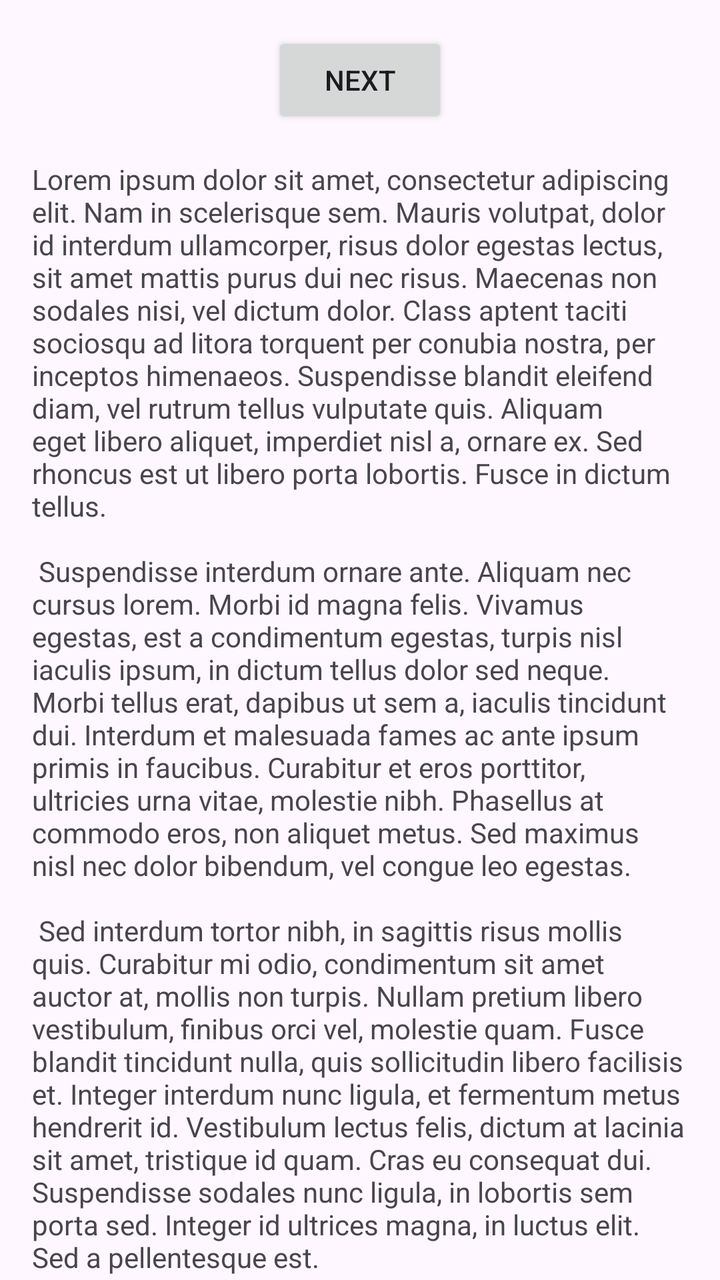
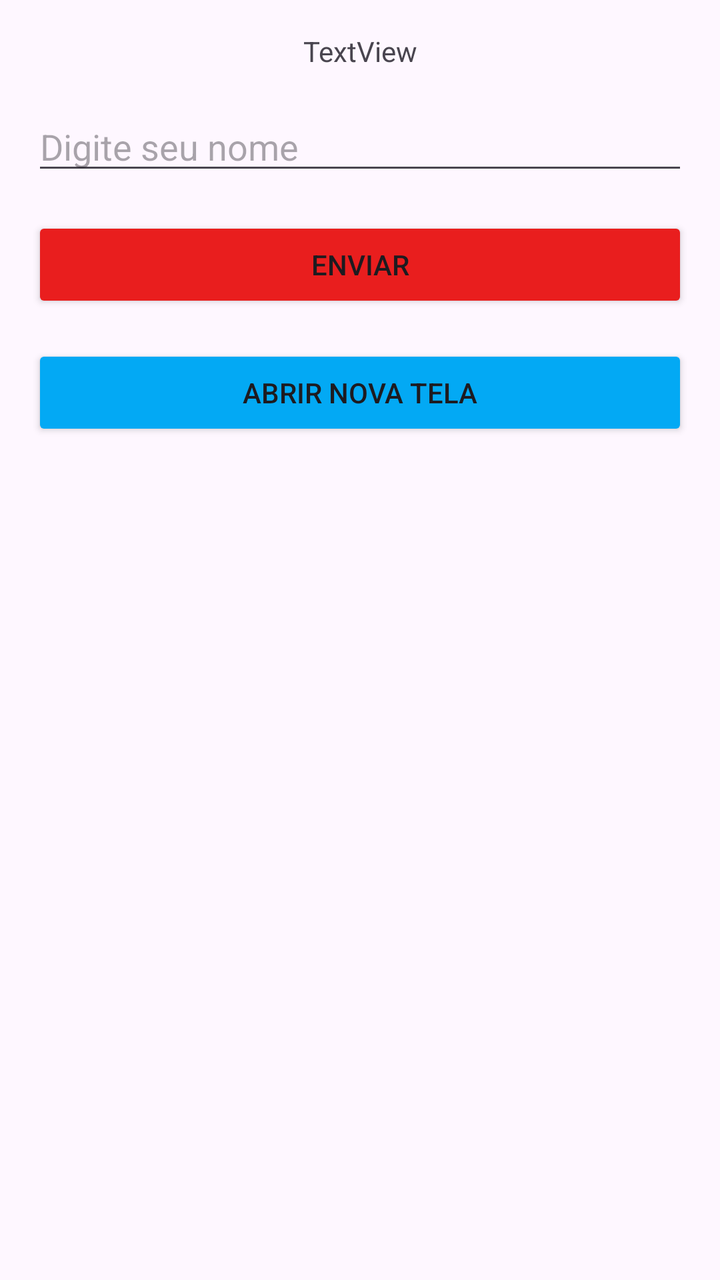

Screens rendered from an Android XML layout before and after an edit, with the pre-edit source and the edit as a unified diff.
<!-- AndroidManifest.xml: application theme Theme.Introid_Setembro_2026 -->
<!-- res/layout/fragment_first.xml -->
<?xml version="1.0" encoding="utf-8"?>
<androidx.core.widget.NestedScrollView
    xmlns:android="http://schemas.android.com/apk/res/android"
    xmlns:app="http://schemas.android.com/apk/res-auto"
    xmlns:tools="http://schemas.android.com/tools"
    android:layout_width="match_parent"
    android:layout_height="match_parent"
    tools:context=".FirstFragment">
    <androidx.constraintlayout.widget.ConstraintLayout
        android:layout_width="match_parent"
        android:layout_height="match_parent"
        android:padding="16dp">
    <Button
        android:id="@+id/button_first"
        android:layout_width="wrap_content"
        android:layout_height="wrap_content"
        android:text="@string/next"
        app:layout_constraintBottom_toTopOf="@id/textview_first"
        app:layout_constraintEnd_toEndOf="parent"
        app:layout_constraintStart_toStartOf="parent"
        app:layout_constraintTop_toTopOf="parent" />

    <TextView
        android:id="@+id/textview_first"
        android:layout_width="wrap_content"
        android:layout_height="wrap_content"
        android:layout_marginTop="16dp"
        android:text="@string/lorem_ipsum"
        app:layout_constraintBottom_toBottomOf="parent"
        app:layout_constraintEnd_toEndOf="parent"
        app:layout_constraintStart_toStartOf="parent"
        app:layout_constraintTop_toBottomOf="@id/button_first" />
    </androidx.constraintlayout.widget.ConstraintLayout>
</androidx.core.widget.NestedScrollView>
<!-- resources referenced by this layout -->
<resources>
  <string name="lorem_ipsum">
          Lorem ipsum dolor sit amet, consectetur adipiscing elit. Nam in scelerisque sem. Mauris
          volutpat, dolor id interdum ullamcorper, risus dolor egestas lectus, sit amet mattis purus
          dui nec risus. Maecenas non sodales nisi, vel dictum dolor. Class aptent taciti sociosqu ad
          litora torquent per conubia nostra, per inceptos himenaeos. Suspendisse blandit eleifend
          diam, vel rutrum tellus vulputate quis. Aliquam eget libero aliquet, imperdiet nisl a,
          ornare ex. Sed rhoncus est ut libero porta lobortis. Fusce in dictum tellus.\n\n
          Suspendisse interdum ornare ante. Aliquam nec cursus lorem. Morbi id magna felis. Vivamus
          egestas, est a condimentum egestas, turpis nisl iaculis ipsum, in dictum tellus dolor sed
          neque. Morbi tellus erat, dapibus ut sem a, iaculis tincidunt dui. Interdum et malesuada
          fames ac ante ipsum primis in faucibus. Curabitur et eros porttitor, ultricies urna vitae,
          molestie nibh. Phasellus at commodo eros, non aliquet metus. Sed maximus nisl nec dolor
          bibendum, vel congue leo egestas.\n\n
          Sed interdum tortor nibh, in sagittis risus mollis quis. Curabitur mi odio, condimentum sit
          amet auctor at, mollis non turpis. Nullam pretium libero vestibulum, finibus orci vel,
          molestie quam. Fusce blandit tincidunt nulla, quis sollicitudin libero facilisis et. Integer
          interdum nunc ligula, et fermentum metus hendrerit id. Vestibulum lectus felis, dictum at
          lacinia sit amet, tristique id quam. Cras eu consequat dui. Suspendisse sodales nunc ligula,
          in lobortis sem porta sed. Integer id ultrices magna, in luctus elit. Sed a pellentesque
          est.\n\n
          Aenean nunc velit, lacinia sed dolor sed, ultrices viverra nulla. Etiam a venenatis nibh.
          Morbi laoreet, tortor sed facilisis varius, nibh orci rhoncus nulla, id elementum leo dui
          non lorem. Nam mollis ipsum quis auctor varius. Quisque elementum eu libero sed commodo. In
          eros nisl, imperdiet vel imperdiet et, scelerisque a mauris. Pellentesque varius ex nunc,
          quis imperdiet eros placerat ac. Duis finibus orci et est auctor tincidunt. Sed non viverra
          ipsum. Nunc quis augue egestas, cursus lorem at, molestie sem. Morbi a consectetur ipsum, a
          placerat diam. Etiam vulputate dignissim convallis. Integer faucibus mauris sit amet finibus
          convallis.\n\n
          Phasellus in aliquet mi. Pellentesque habitant morbi tristique senectus et netus et
          malesuada fames ac turpis egestas. In volutpat arcu ut felis sagittis, in finibus massa
          gravida. Pellentesque id tellus orci. Integer dictum, lorem sed efficitur ullamcorper,
          libero justo consectetur ipsum, in mollis nisl ex sed nisl. Donec maximus ullamcorper
          sodales. Praesent bibendum rhoncus tellus nec feugiat. In a ornare nulla. Donec rhoncus
          libero vel nunc consequat, quis tincidunt nisl eleifend. Cras bibendum enim a justo luctus
          vestibulum. Fusce dictum libero quis erat maximus, vitae volutpat diam dignissim.
      </string>
  <string name="next">Next</string>
  <style name="Theme.Introid_Setembro_2026" parent="Base.Theme.Introid_Setembro_2026" />
  <style name="Base.Theme.Introid_Setembro_2026" parent="Theme.Material3.DayNight.NoActionBar">
          
          
      </style>
</resources>

<!-- the commit's change to res/layout/fragment_first.xml (unified diff, before → after) -->
@@ -1,34 +1,53 @@
 <?xml version="1.0" encoding="utf-8"?>
-<androidx.core.widget.NestedScrollView
+<androidx.constraintlayout.widget.ConstraintLayout
     xmlns:android="http://schemas.android.com/apk/res/android"
     xmlns:app="http://schemas.android.com/apk/res-auto"
     xmlns:tools="http://schemas.android.com/tools"
     android:layout_width="match_parent"
     android:layout_height="match_parent"
+    android:padding="16dp"
     tools:context=".FirstFragment">
-    <androidx.constraintlayout.widget.ConstraintLayout
-        android:layout_width="match_parent"
-        android:layout_height="match_parent"
-        android:padding="16dp">
-    <Button
-        android:id="@+id/button_first"
+
+    <TextView
+        android:id="@+id/tvResultado"
         android:layout_width="wrap_content"
         android:layout_height="wrap_content"
-        android:text="@string/next"
-        app:layout_constraintBottom_toTopOf="@id/textview_first"
+        android:text="TextView"
         app:layout_constraintEnd_toEndOf="parent"
         app:layout_constraintStart_toStartOf="parent"
         app:layout_constraintTop_toTopOf="parent" />
 
-    <TextView
-        android:id="@+id/textview_first"
-        android:layout_width="wrap_content"
+    <EditText
+        android:id="@+id/etNome"
+        android:layout_width="0dp"
         android:layout_height="wrap_content"
         android:layout_marginTop="16dp"
-        android:text="@string/lorem_ipsum"
-        app:layout_constraintBottom_toBottomOf="parent"
+        android:ems="10"
+        android:hint="Digite seu nome"
+        android:inputType="text"
         app:layout_constraintEnd_toEndOf="parent"
         app:layout_constraintStart_toStartOf="parent"
-        app:layout_constraintTop_toBottomOf="@id/button_first" />
-    </androidx.constraintlayout.widget.ConstraintLayout>
-</androidx.core.widget.NestedScrollView>
+        app:layout_constraintTop_toBottomOf="@+id/tvResultado" />
+
+    <Button
+        android:id="@+id/btEnviar"
+        android:layout_width="0dp"
+        android:layout_height="wrap_content"
+        android:layout_marginTop="16dp"
+        android:backgroundTint="#E91E1E"
+        android:text="Enviar"
+        app:layout_constraintEnd_toEndOf="parent"
+        app:layout_constraintStart_toStartOf="parent"
+        app:layout_constraintTop_toBottomOf="@+id/etNome" />
+
+    <Button
+        android:id="@+id/btAbrirNovaTela"
+        android:layout_width="0dp"
+        android:layout_height="wrap_content"
+        android:layout_marginTop="16dp"
+        android:backgroundTint="#03A9F4"
+        android:text="Abrir nova tela"
+        app:layout_constraintEnd_toEndOf="parent"
+        app:layout_constraintStart_toStartOf="parent"
+        app:layout_constraintTop_toBottomOf="@+id/btEnviar" />
+</androidx.constraintlayout.widget.ConstraintLayout>
<!-- resource entries referenced after the edit -->
@@ -1,42 +1,5 @@
 <!-- resources referenced by this layout -->
 <resources>
-  <string name="lorem_ipsum">
-          Lorem ipsum dolor sit amet, consectetur adipiscing elit. Nam in scelerisque sem. Mauris
-          volutpat, dolor id interdum ullamcorper, risus dolor egestas lectus, sit amet mattis purus
-          dui nec risus. Maecenas non sodales nisi, vel dictum dolor. Class aptent taciti sociosqu ad
-          litora torquent per conubia nostra, per inceptos himenaeos. Suspendisse blandit eleifend
-          diam, vel rutrum tellus vulputate quis. Aliquam eget libero aliquet, imperdiet nisl a,
-          ornare ex. Sed rhoncus est ut libero porta lobortis. Fusce in dictum tellus.\n\n
-          Suspendisse interdum ornare ante. Aliquam nec cursus lorem. Morbi id magna felis. Vivamus
-          egestas, est a condimentum egestas, turpis nisl iaculis ipsum, in dictum tellus dolor sed
-          neque. Morbi tellus erat, dapibus ut sem a, iaculis tincidunt dui. Interdum et malesuada
-          fames ac ante ipsum primis in faucibus. Curabitur et eros porttitor, ultricies urna vitae,
-          molestie nibh. Phasellus at commodo eros, non aliquet metus. Sed maximus nisl nec dolor
-          bibendum, vel congue leo egestas.\n\n
-          Sed interdum tortor nibh, in sagittis risus mollis quis. Curabitur mi odio, condimentum sit
-          amet auctor at, mollis non turpis. Nullam pretium libero vestibulum, finibus orci vel,
-          molestie quam. Fusce blandit tincidunt nulla, quis sollicitudin libero facilisis et. Integer
-          interdum nunc ligula, et fermentum metus hendrerit id. Vestibulum lectus felis, dictum at
-          lacinia sit amet, tristique id quam. Cras eu consequat dui. Suspendisse sodales nunc ligula,
-          in lobortis sem porta sed. Integer id ultrices magna, in luctus elit. Sed a pellentesque
-          est.\n\n
-          Aenean nunc velit, lacinia sed dolor sed, ultrices viverra nulla. Etiam a venenatis nibh.
-          Morbi laoreet, tortor sed facilisis varius, nibh orci rhoncus nulla, id elementum leo dui
-          non lorem. Nam mollis ipsum quis auctor varius. Quisque elementum eu libero sed commodo. In
-          eros nisl, imperdiet vel imperdiet et, scelerisque a mauris. Pellentesque varius ex nunc,
-          quis imperdiet eros placerat ac. Duis finibus orci et est auctor tincidunt. Sed non viverra
-          ipsum. Nunc quis augue egestas, cursus lorem at, molestie sem. Morbi a consectetur ipsum, a
-          placerat diam. Etiam vulputate dignissim convallis. Integer faucibus mauris sit amet finibus
-          convallis.\n\n
-          Phasellus in aliquet mi. Pellentesque habitant morbi tristique senectus et netus et
-          malesuada fames ac turpis egestas. In volutpat arcu ut felis sagittis, in finibus massa
-          gravida. Pellentesque id tellus orci. Integer dictum, lorem sed efficitur ullamcorper,
-          libero justo consectetur ipsum, in mollis nisl ex sed nisl. Donec maximus ullamcorper
-          sodales. Praesent bibendum rhoncus tellus nec feugiat. In a ornare nulla. Donec rhoncus
-          libero vel nunc consequat, quis tincidunt nisl eleifend. Cras bibendum enim a justo luctus
-          vestibulum. Fusce dictum libero quis erat maximus, vitae volutpat diam dignissim.
-      </string>
-  <string name="next">Next</string>
   <style name="Theme.Introid_Setembro_2026" parent="Base.Theme.Introid_Setembro_2026" />
   <style name="Base.Theme.Introid_Setembro_2026" parent="Theme.Material3.DayNight.NoActionBar">
           
